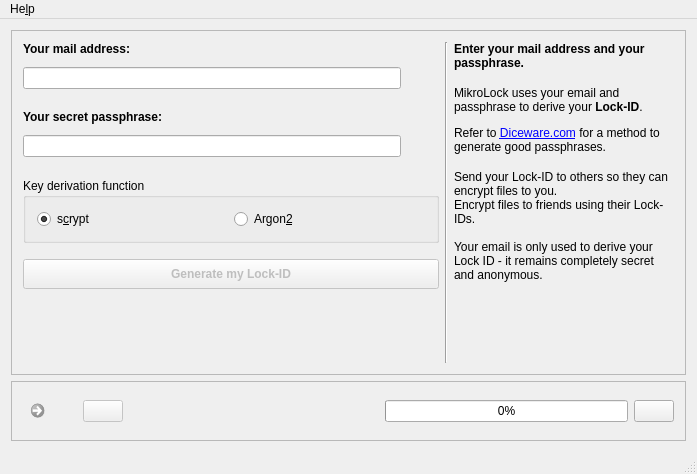
andre-simon/mikrolock, file src/gui/qt-widgets/mlock-gui/mlockmainwindow.ui: the form before one commit.
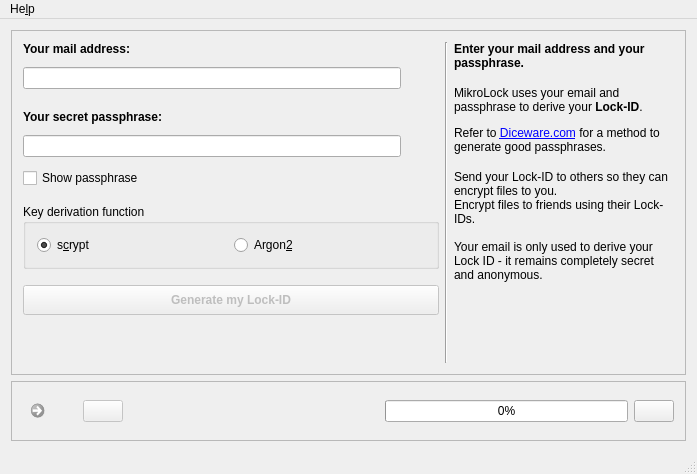
The form after the commit. Icons and pictures are not drawn.

Commit message: added checkbox to show the passphrase

Diff of the .ui file:
```diff
--- a/src/gui/qt-widgets/mlock-gui/mlockmainwindow.ui
+++ b/src/gui/qt-widgets/mlock-gui/mlockmainwindow.ui
@@ -181,6 +181,16 @@
             </item>
            </layout>
           </item>
+          <item>
+           <widget class="QCheckBox" name="cbShowPass">
+            <property name="toolTip">
+             <string>Show the passphrase.</string>
+            </property>
+            <property name="text">
+             <string>Show passphrase</string>
+            </property>
+           </widget>
+          </item>
           <item>
            <spacer name="verticalSpacer">
             <property name="orientation">
```
The commit also changes 5 other files.
